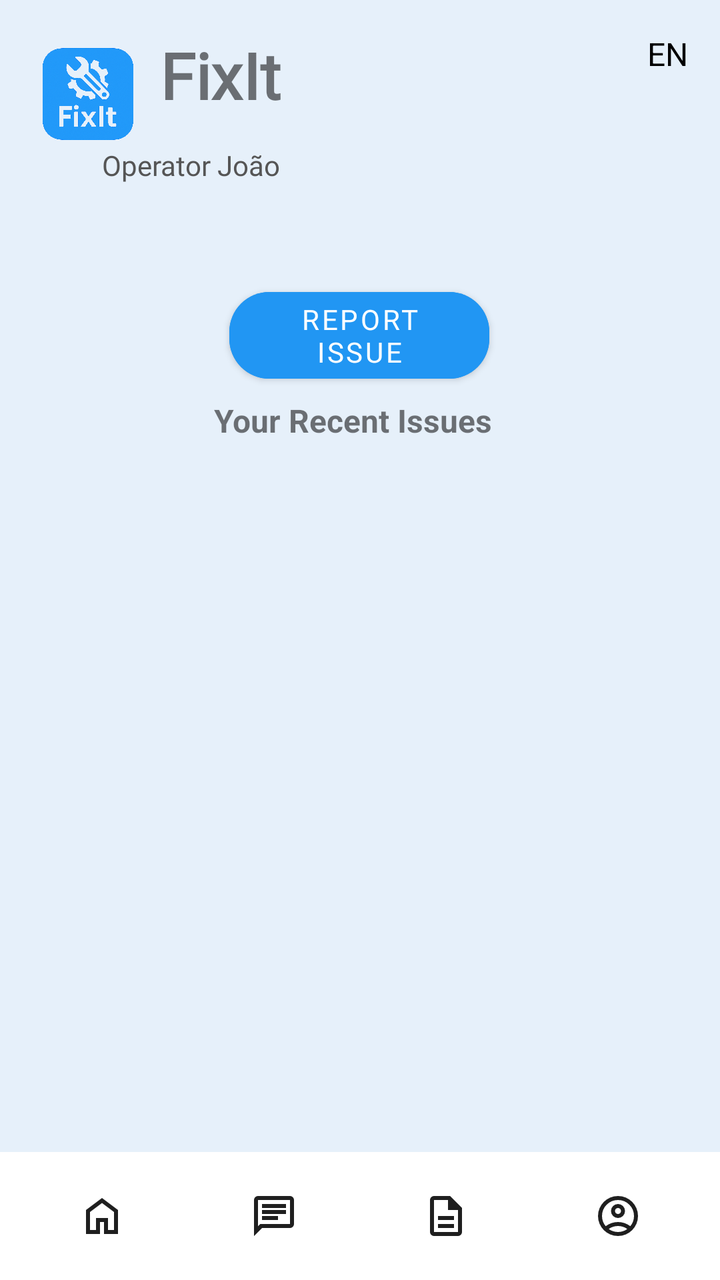
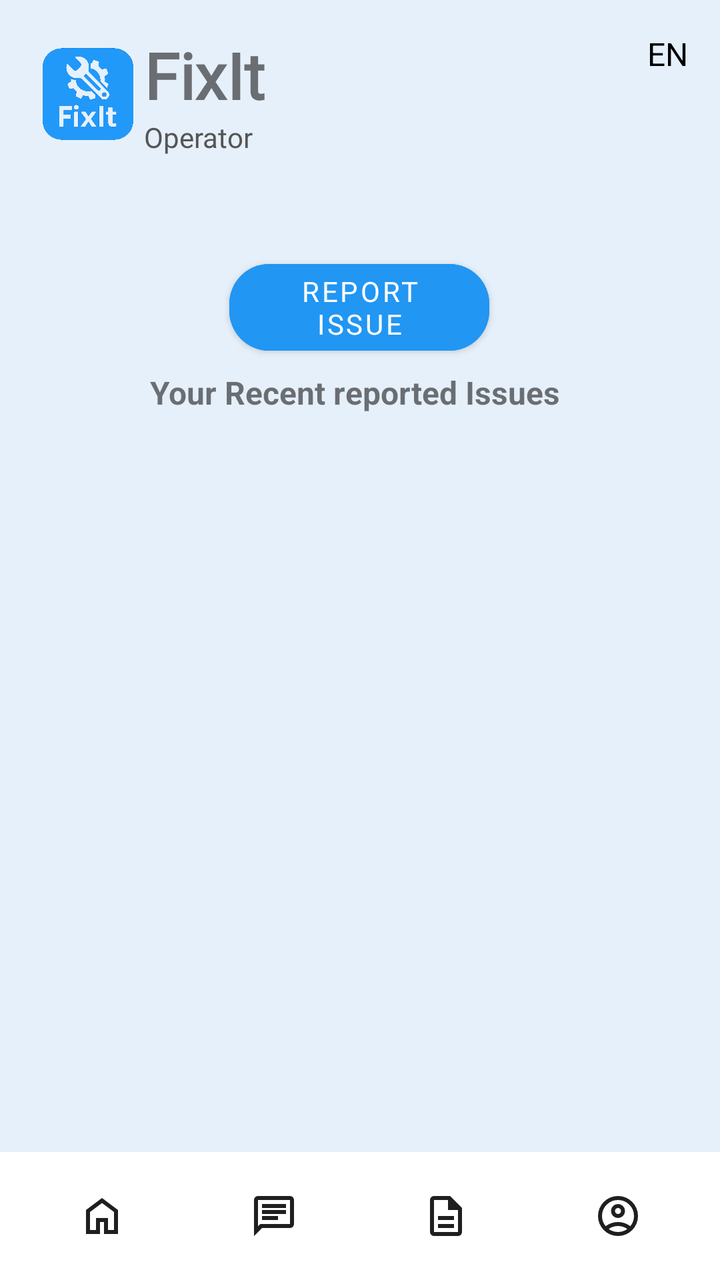

Two renders of the same Android screen: before a commit and after it. Below are the layout's source before the change and the commit's diff.
<!-- AndroidManifest.xml: application theme Theme.FixIt -->
<!-- res/layout/activity_operator_dashboard.xml -->
<?xml version="1.0" encoding="utf-8"?>
<androidx.constraintlayout.widget.ConstraintLayout xmlns:android="http://schemas.android.com/apk/res/android"
    xmlns:app="http://schemas.android.com/apk/res-auto"
    xmlns:tools="http://schemas.android.com/tools"
    android:layout_width="match_parent"
    android:layout_height="match_parent"
    android:background="#E6F0FA"
    tools:context=".OperatorDashboardActivity">

    <ImageView
        android:id="@+id/logoIcon"
        android:layout_width="56dp"
        android:layout_height="62dp"
        android:layout_marginStart="16dp"
        android:layout_marginTop="16dp"
        android:src="@drawable/fixit_logo"
        app:layout_constraintStart_toStartOf="parent"
        app:layout_constraintTop_toTopOf="parent" />

    <TextView
        android:id="@+id/appTitle"
        android:layout_width="wrap_content"
        android:layout_height="wrap_content"
        android:layout_marginStart="8dp"
        android:layout_marginTop="16dp"
        android:fontFamily="@font/rem"
        android:text="@string/app_name"
        android:textSize="32sp"
        android:textStyle="bold"
        app:layout_constraintStart_toEndOf="@id/logoIcon"
        app:layout_constraintTop_toTopOf="parent" />

    <TextView
        android:id="@+id/languageSwitcher"
        android:layout_width="wrap_content"
        android:layout_height="wrap_content"
        android:layout_marginTop="16dp"
        android:layout_marginEnd="16dp"
        android:text="EN"
        android:textColor="#000000"
        android:textSize="16sp"
        app:layout_constraintEnd_toEndOf="parent"
        app:layout_constraintTop_toTopOf="parent" />

    <TextView
        android:id="@+id/userRole"
        android:layout_width="wrap_content"
        android:layout_height="wrap_content"
        android:layout_marginTop="66dp"
        android:layout_marginEnd="241dp"
        android:layout_marginBottom="140dp"
        android:fontFamily="@font/roboto"
        android:text="Operator João"
        android:textColor="#555555"
        android:textSize="14sp"
        app:layout_constraintBottom_toTopOf="@+id/issuesScrollView"
        app:layout_constraintEnd_toEndOf="parent"
        app:layout_constraintStart_toEndOf="@+id/logoIcon"
        app:layout_constraintTop_toTopOf="parent" />

    <com.google.android.material.button.MaterialButton
        android:id="@+id/reportIssueButton"
        android:layout_width="130dp"
        android:layout_height="wrap_content"
        android:layout_marginTop="48dp"
        android:backgroundTint="#2196F3"
        android:fontFamily="@font/roboto"
        android:text="Report Issue"
        android:textColor="#FFFFFF"
        app:cornerRadius="20dp"
        app:layout_constraintEnd_toEndOf="parent"
        app:layout_constraintHorizontal_bias="0.498"
        app:layout_constraintStart_toStartOf="parent"
        app:layout_constraintTop_toBottomOf="@id/userRole"
        tools:ignore="TouchTargetSizeCheck" />

    <TextView
        android:id="@+id/recentIssuesLabel"
        android:layout_width="wrap_content"
        android:layout_height="wrap_content"
        android:layout_marginTop="4dp"
        android:text="Your Recent Issues"
        android:textSize="16sp"
        android:textStyle="bold"
        app:layout_constraintEnd_toEndOf="parent"
        app:layout_constraintHorizontal_bias="0.485"
        app:layout_constraintStart_toStartOf="parent"
        app:layout_constraintTop_toBottomOf="@id/reportIssueButton" />

    <ScrollView
        android:id="@+id/issuesScrollView"
        android:layout_width="0dp"
        android:layout_height="0dp"
        android:layout_marginTop="18dp"
        android:layout_marginBottom="8dp"
        app:layout_constraintBottom_toTopOf="@+id/bottomNavBar"
        app:layout_constraintEnd_toEndOf="parent"
        app:layout_constraintStart_toStartOf="parent"
        app:layout_constraintTop_toBottomOf="@id/recentIssuesLabel"
        tools:ignore="SpeakableTextPresentCheck">

        <LinearLayout
            android:id="@+id/issuesContainer"
            android:layout_width="match_parent"
            android:layout_height="wrap_content"
            android:orientation="vertical"
            android:padding="8dp" />
    </ScrollView>

    <include
        android:id="@+id/bottomNavBar"
        layout="@layout/component_bottom_nav"
        android:layout_width="match_parent"
        android:layout_height="wrap_content"
        app:layout_constraintBottom_toBottomOf="parent" />

</androidx.constraintlayout.widget.ConstraintLayout>
<!-- res/layout/component_bottom_nav.xml (included above) -->
<?xml version="1.0" encoding="utf-8"?>
<LinearLayout xmlns:android="http://schemas.android.com/apk/res/android"
    xmlns:tools="http://schemas.android.com/tools"
    android:id="@+id/bottomNavBar"
    android:layout_width="match_parent"
    android:layout_height="60dp"
    android:background="#FFFFFF"
    android:baselineAligned="false"
    android:orientation="horizontal"
    android:padding="8dp">

    <FrameLayout
        android:id="@+id/nav_home"
        android:layout_width="0dp"
        android:layout_height="match_parent"
        android:layout_weight="1"
        android:clickable="true"
        android:focusable="true"
        android:minWidth="48dp"
        android:minHeight="48dp"
        tools:ignore="TouchTargetSizeCheck">

        <ImageView
            android:layout_width="wrap_content"
            android:layout_height="wrap_content"
            android:layout_gravity="center"
            android:contentDescription="Home"
            android:src="@drawable/ic_home" />
    </FrameLayout>

    <FrameLayout
        android:id="@+id/nav_messages"
        android:layout_width="0dp"
        android:layout_height="match_parent"
        android:layout_weight="1"
        android:clickable="true"
        android:focusable="true"
        android:minWidth="48dp"
        android:minHeight="48dp"
        tools:ignore="TouchTargetSizeCheck">

        <ImageView
            android:layout_width="wrap_content"
            android:layout_height="wrap_content"
            android:layout_gravity="center"
            android:contentDescription="Messages"
            android:src="@drawable/ic_messages" />
    </FrameLayout>

    <FrameLayout
        android:id="@+id/nav_reports"
        android:layout_width="0dp"
        android:layout_height="match_parent"
        android:layout_weight="1"
        android:clickable="true"
        android:focusable="true"
        android:minWidth="48dp"
        android:minHeight="48dp"
        tools:ignore="TouchTargetSizeCheck">

        <ImageView
            android:layout_width="wrap_content"
            android:layout_height="wrap_content"
            android:layout_gravity="center"
            android:contentDescription="Reports"
            android:src="@drawable/ic_reports" />
    </FrameLayout>

    <FrameLayout
        android:id="@+id/nav_profile"
        android:layout_width="0dp"
        android:layout_height="match_parent"
        android:layout_weight="1"
        android:clickable="true"
        android:focusable="true"
        android:minWidth="48dp"
        android:minHeight="48dp"
        tools:ignore="TouchTargetSizeCheck">

        <ImageView
            android:layout_width="wrap_content"
            android:layout_height="wrap_content"
            android:layout_gravity="center"
            android:contentDescription="Profile"
            android:src="@drawable/ic_profile" />
    </FrameLayout>

</LinearLayout>
<!-- resources referenced by this layout -->
<resources>
  <!-- drawable fixit_logo: png bitmap (drawable, 922112 bytes) -->
  <!-- drawable ic_home (drawable) -->
  <vector xmlns:android="http://schemas.android.com/apk/res/android"
      android:width="24dp"
      android:height="24dp"
      android:viewportWidth="960"
      android:viewportHeight="960">
    <path
        android:pathData="M240,760h120v-240h240v240h120v-360L480,220 240,400v360ZM160,840v-480l320,-240 320,240v480L520,840v-240h-80v240L160,840ZM480,490Z"
        android:fillColor="#1f1f1f"/>
  </vector>
  <!-- drawable ic_messages (drawable) -->
  <vector xmlns:android="http://schemas.android.com/apk/res/android"
      android:width="24dp"
      android:height="24dp"
      android:viewportWidth="960"
      android:viewportHeight="960">
    <path
        android:pathData="M240,560h320v-80L240,480v80ZM240,440h480v-80L240,360v80ZM240,320h480v-80L240,240v80ZM80,880v-720q0,-33 23.5,-56.5T160,80h640q33,0 56.5,23.5T880,160v480q0,33 -23.5,56.5T800,720L240,720L80,880ZM206,640h594v-480L160,160v525l46,-45ZM160,640v-480,480Z"
        android:fillColor="#1f1f1f"/>
  </vector>
  <!-- drawable ic_profile (drawable) -->
  <vector xmlns:android="http://schemas.android.com/apk/res/android"
      android:width="24dp"
      android:height="24dp"
      android:viewportWidth="960"
      android:viewportHeight="960">
    <path
        android:pathData="M234,684q51,-39 114,-61.5T480,600q69,0 132,22.5T726,684q35,-41 54.5,-93T800,480q0,-133 -93.5,-226.5T480,160q-133,0 -226.5,93.5T160,480q0,59 19.5,111t54.5,93ZM480,520q-59,0 -99.5,-40.5T340,380q0,-59 40.5,-99.5T480,240q59,0 99.5,40.5T620,380q0,59 -40.5,99.5T480,520ZM480,880q-83,0 -156,-31.5T197,763q-54,-54 -85.5,-127T80,480q0,-83 31.5,-156T197,197q54,-54 127,-85.5T480,80q83,0 156,31.5T763,197q54,54 85.5,127T880,480q0,83 -31.5,156T763,763q-54,54 -127,85.5T480,880ZM480,800q53,0 100,-15.5t86,-44.5q-39,-29 -86,-44.5T480,680q-53,0 -100,15.5T294,740q39,29 86,44.5T480,800ZM480,440q26,0 43,-17t17,-43q0,-26 -17,-43t-43,-17q-26,0 -43,17t-17,43q0,26 17,43t43,17ZM480,380ZM480,740Z"
        android:fillColor="#1f1f1f"/>
  </vector>
  <!-- drawable ic_reports (drawable) -->
  <vector xmlns:android="http://schemas.android.com/apk/res/android"
      android:width="24dp"
      android:height="24dp"
      android:viewportWidth="960"
      android:viewportHeight="960">
    <path
        android:pathData="M320,720h320v-80L320,640v80ZM320,560h320v-80L320,480v80ZM240,880q-33,0 -56.5,-23.5T160,800v-640q0,-33 23.5,-56.5T240,80h320l240,240v480q0,33 -23.5,56.5T720,880L240,880ZM520,360v-200L240,160v640h480v-440L520,360ZM240,160v200,-200 640,-640Z"
        android:fillColor="#1f1f1f"/>
  </vector>
  <string name="app_name">FixIt</string>
  <style name="Theme.FixIt" parent="Theme.MaterialComponents.DayNight.NoActionBar">
          
          <item name="colorPrimary">@color/purple_500</item>
          <item name="colorAccent">@color/teal_200</item>
          <item name="colorPrimaryVariant">@color/purple_700</item>
          <item name="colorOnPrimary">@color/white</item>
          <item name="colorSecondary">@color/teal_200</item>
          <item name="colorOnSecondary">@color/black</item>
  
          
          <item name="android:windowBackground">@color/light_blue</item>
  
          
          <item name="android:forceDarkAllowed" tools:targetApi="q">true</item>
      </style>
  <color name="purple_500">#FF6200EE</color>
  <color name="teal_200">#FF03DAC5</color>
  <color name="purple_700">#FF3700B3</color>
  <color name="white">#FFFFFFFF</color>
  <color name="black">#FF000000</color>
  <color name="light_blue">#E6F0FA</color>
</resources>

<!-- the commit's change to res/layout/activity_operator_dashboard.xml (unified diff, before → after) -->
@@ -2,6 +2,7 @@
 <androidx.constraintlayout.widget.ConstraintLayout xmlns:android="http://schemas.android.com/apk/res/android"
     xmlns:app="http://schemas.android.com/apk/res-auto"
     xmlns:tools="http://schemas.android.com/tools"
+    android:fitsSystemWindows="true"
     android:layout_width="match_parent"
     android:layout_height="match_parent"
     android:background="#E6F0FA"
@@ -21,22 +22,22 @@
         android:id="@+id/appTitle"
         android:layout_width="wrap_content"
         android:layout_height="wrap_content"
-        android:layout_marginStart="8dp"
         android:layout_marginTop="16dp"
         android:fontFamily="@font/rem"
         android:text="@string/app_name"
         android:textSize="32sp"
         android:textStyle="bold"
-        app:layout_constraintStart_toEndOf="@id/logoIcon"
+        app:layout_constraintBottom_toTopOf="@+id/userRole"
+        app:layout_constraintStart_toEndOf="@+id/logoIcon"
         app:layout_constraintTop_toTopOf="parent" />
 
     <TextView
-        android:id="@+id/languageSwitcher"
+        android:id="@+id/languageSelector"
         android:layout_width="wrap_content"
         android:layout_height="wrap_content"
         android:layout_marginTop="16dp"
         android:layout_marginEnd="16dp"
-        android:text="EN"
+        android:text="@string/change_languague"
         android:textColor="#000000"
         android:textSize="16sp"
         app:layout_constraintEnd_toEndOf="parent"
@@ -46,17 +47,14 @@
         android:id="@+id/userRole"
         android:layout_width="wrap_content"
         android:layout_height="wrap_content"
-        android:layout_marginTop="66dp"
-        android:layout_marginEnd="241dp"
-        android:layout_marginBottom="140dp"
+        android:layout_marginBottom="148dp"
         android:fontFamily="@font/roboto"
-        android:text="Operator João"
+        android:text="@string/user_role_prefix"
         android:textColor="#555555"
         android:textSize="14sp"
         app:layout_constraintBottom_toTopOf="@+id/issuesScrollView"
-        app:layout_constraintEnd_toEndOf="parent"
         app:layout_constraintStart_toEndOf="@+id/logoIcon"
-        app:layout_constraintTop_toTopOf="parent" />
+        app:layout_constraintTop_toBottomOf="@+id/appTitle" />
 
     <com.google.android.material.button.MaterialButton
         android:id="@+id/reportIssueButton"
@@ -65,7 +63,7 @@
         android:layout_marginTop="48dp"
         android:backgroundTint="#2196F3"
         android:fontFamily="@font/roboto"
-        android:text="Report Issue"
+        android:text="@string/report_issue"
         android:textColor="#FFFFFF"
         app:cornerRadius="20dp"
         app:layout_constraintEnd_toEndOf="parent"
@@ -79,7 +77,7 @@
         android:layout_width="wrap_content"
         android:layout_height="wrap_content"
         android:layout_marginTop="4dp"
-        android:text="Your Recent Issues"
+        android:text="@string/your_recent_issues"
         android:textSize="16sp"
         android:textStyle="bold"
         app:layout_constraintEnd_toEndOf="parent"
@@ -92,11 +90,11 @@
         android:layout_width="0dp"
         android:layout_height="0dp"
         android:layout_marginTop="18dp"
-        android:layout_marginBottom="8dp"
-        app:layout_constraintBottom_toTopOf="@+id/bottomNavBar"
-        app:layout_constraintEnd_toEndOf="parent"
-        app:layout_constraintStart_toStartOf="parent"
-        app:layout_constraintTop_toBottomOf="@id/recentIssuesLabel"
+        android:layout_marginBottom="71dp"
+        app:layout_constraintBottom_toBottomOf="parent"
+        app:layout_constraintEnd_toEndOf="parent"
+        app:layout_constraintStart_toStartOf="parent"
+        app:layout_constraintTop_toBottomOf="@+id/userRole"
         tools:ignore="SpeakableTextPresentCheck">
 
         <LinearLayout
<!-- resource entries referenced after the edit -->
@@ -42,14 +42,18 @@
         android:fillColor="#1f1f1f"/>
   </vector>
   <string name="app_name">FixIt</string>
+  <string name="change_languague">EN</string>
+  <string name="report_issue">Report Issue</string>
+  <string name="user_role_prefix">Operator </string>
+  <string name="your_recent_issues">Your Recent reported Issues</string>
   <style name="Theme.FixIt" parent="Theme.MaterialComponents.DayNight.NoActionBar">
           
-          <item name="colorPrimary">@color/purple_500</item>
-          <item name="colorAccent">@color/teal_200</item>
-          <item name="colorPrimaryVariant">@color/purple_700</item>
-          <item name="colorOnPrimary">@color/white</item>
-          <item name="colorSecondary">@color/teal_200</item>
-          <item name="colorOnSecondary">@color/black</item>
+          <item name="colorPrimary">#2199F9</item> 
+          <item name="colorPrimaryVariant">#1976D2</item> 
+          <item name="colorOnPrimary">#FFFFFF</item>
+  
+          <item name="colorSecondary">#2199F9</item>
+          <item name="colorOnSecondary">#FFFFFF</item>
   
           
           <item name="android:windowBackground">@color/light_blue</item>
@@ -57,11 +61,6 @@
           
           <item name="android:forceDarkAllowed" tools:targetApi="q">true</item>
       </style>
-  <color name="purple_500">#FF6200EE</color>
-  <color name="teal_200">#FF03DAC5</color>
-  <color name="purple_700">#FF3700B3</color>
-  <color name="white">#FFFFFFFF</color>
-  <color name="black">#FF000000</color>
   <color name="light_blue">#E6F0FA</color>
 </resources>
 
